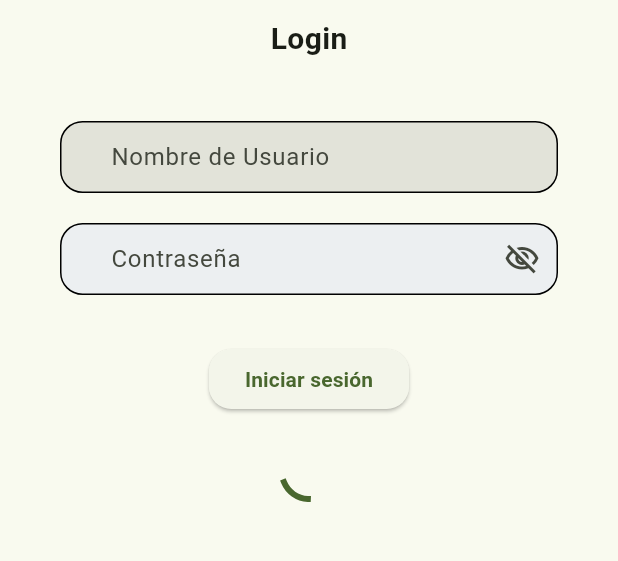
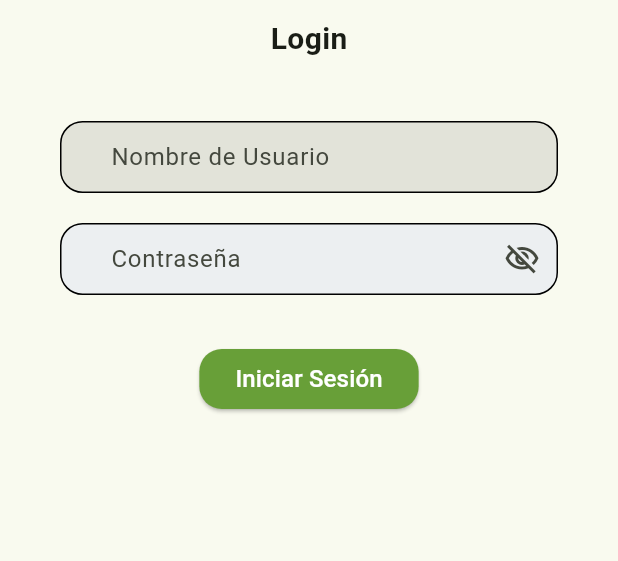
Before and after one commit to PabloPei/TreeSense-Mobile, a Flutter app: the screen it shows after launch, on a phone screen of 412 x 824 dp, the part 416-977 px from its top. Run offline on Flutter 3.47's test engine with Material 3 defaults, Android fonts, the light colour scheme and no system bars; our stand-ins replace flutter_riverpod, image_picker; statements that could not run were skipped.

Commit message:
Paso los mensajes de login al diccionario

```diff
--- a/assets/messages/es.json
+++ b/assets/messages/es.json
@@ -2,9 +2,11 @@
     "app_title": "TreeSense",
     "login_title": "Login",
     "login_description": "Inicie sesión con su cuenta de TreeSense",
+    "login_button": "Iniciar Sesión",
     "username": "Nombre de Usuario",
     "email": "Correo Electrónico",
     "password": "Contraseña",
-    "error_loading_app": "Error al cargar la aplicación"
+    "error_loading_app": "Error al cargar la aplicación",
+    "error_empty_email_password": "El correo y la contraseña son obligatorios"
 
 }
--- a/lib/features/auth/presentation/Widgets/login_button.dart
+++ b/lib/features/auth/presentation/Widgets/login_button.dart
@@ -1,6 +1,8 @@
 import 'package:flutter/material.dart';
 import 'package:treesense/features/tree/presentation/pages/tree_form.dart';
-
+import 'package:treesense/shared/utils/app_utils.dart';
+import 'package:treesense/core/theme/font_conf.dart';
+import 'package:treesense/core/theme/app_theme.dart';
 
 class LoginButton extends StatelessWidget {
   final TextEditingController emailController;
@@ -21,8 +23,8 @@ class LoginButton extends StatelessWidget {
 
         if (email.isEmpty || password.isEmpty) {
           ScaffoldMessenger.of(context).showSnackBar(
-            const SnackBar(
-              content: Text("El correo y la contraseña son obligatorios"),
+            SnackBar(
+              content: Text(MessageLoader.get('error_empty_email_password')),
             ),
           );
           return;
@@ -38,12 +40,12 @@ class LoginButton extends StatelessWidget {
 
       },
       style: ElevatedButton.styleFrom(
-
+        backgroundColor: primarySeedColor,
         shape: RoundedRectangleBorder(
           borderRadius: BorderRadius.circular(15),
         ),
       ),
-      child: const Text("Iniciar sesión", style: TextStyle(fontWeight: FontWeight.bold ),),
+      child: Text(MessageLoader.get('login_button'), style: AppTextStyles.BottomTextStyle, ),
     );
   }
 }
--- a/lib/features/auth/presentation/pages/login_form.dart
+++ b/lib/features/auth/presentation/pages/login_form.dart
@@ -62,31 +62,7 @@ class _LoginFormState extends ConsumerState<LoginForm> {
               LoginPassword(_passwordCtrl),
               const SizedBox(height: 24),
               LoginButton(emailController: _emailCtrl, passwordController: _passwordCtrl),
-              /* SizedBox(
-                width: double.infinity,
-                child: ElevatedButton(
-                  style: ElevatedButton.styleFrom(
-                    backgroundColor: primarySeedColor,
-                    padding: const EdgeInsets.symmetric(vertical: 14),
-                  ),
-                  onPressed: () {
-                    ref.read(loginControllerProvider.notifier).login(
-                          _emailCtrl.text,
-                          _passwordCtrl.text,
-                        );
-                  },
-                  child: Text(
-                    MessageLoader.get('login_title'),
-                    style: AppTextStyles.BottomTextStyle,
-                  ),
-                ),
-              ), */
-              const SizedBox(height: 20),
-              state.when(
-                data: (user) => Text('Bienvenido ${user.email}'),
-                loading: () => const CircularProgressIndicator(),
-                error: (e, _) => Text('Error: $e'),
-              ),
+              const SizedBox(height: 20)
             ],
           ),
         ),
```
